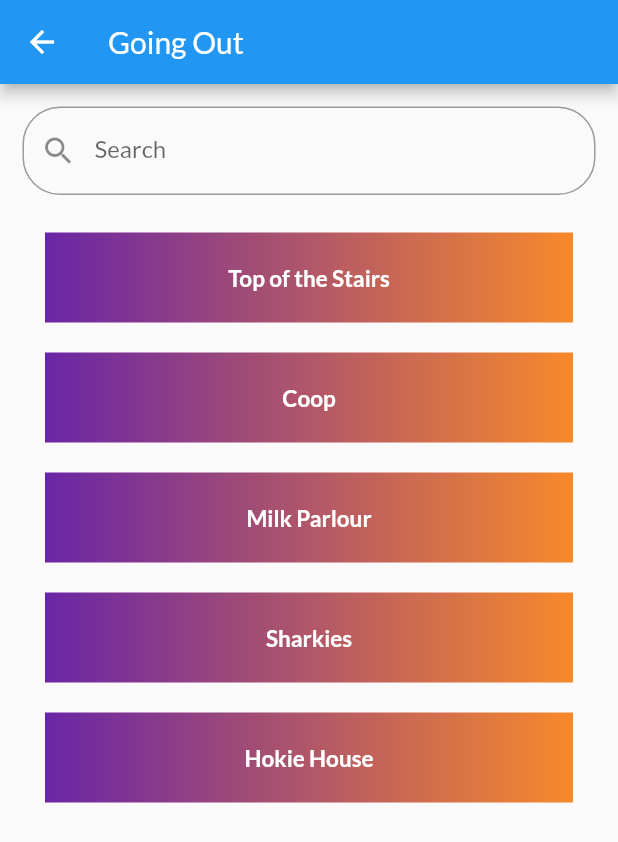
After one commit to pllvsis/Soteria, a Flutter app: the ClubPage screen opened directly, on a phone screen of 412 x 824 dp. The commit adds this screen. Shown: the top 842 px of the screen. Run offline on Flutter 3.47's test engine with Material 2 defaults, Android fonts, the light colour scheme and no system bars; our stand-ins replace google_fonts, settings_ui; statements that could not run were skipped.

Commit message:
created Going Out screen view

```diff
--- /dev/null
+++ b/lib/going_out.dart
@@ -0,0 +1,115 @@
+import 'package:flutter/material.dart';
+import 'package:flutter/widgets.dart';
+import 'package:google_fonts/google_fonts.dart';
+
+class ClubPage extends StatefulWidget {
+  const ClubPage({Key? key, this.title}) : super(key: key);
+
+  final String? title;
+
+  @override
+  _ClubPageState createState() => _ClubPageState();
+}
+
+class _ClubPageState extends State<ClubPage> {
+  TextEditingController editingController = TextEditingController();
+  final locationList = <String>[
+    'Top of the Stairs',
+    'Coop',
+    'Milk Parlour',
+    'Sharkies',
+    'Hokie House'
+  ];
+  var searchedLocationList = <String>[];
+
+  @override
+  void initState() {
+    searchedLocationList.addAll(locationList);
+    super.initState();
+  }
+
+  void filterSearchResults(String query) {
+    List<String> dummySearchList = <String>[];
+    dummySearchList.addAll(locationList);
+    if (query.isNotEmpty) {
+      List<String> dummyListData = <String>[];
+      dummySearchList.forEach((item) {
+        if (item.toLowerCase().contains(query.toLowerCase())) {
+          dummyListData.add(item);
+        }
+      });
+      setState(() {
+        searchedLocationList.clear();
+        searchedLocationList.addAll(dummyListData);
+      });
+      return;
+    } else {
+      setState(() {
+        searchedLocationList.clear();
+        searchedLocationList.addAll(locationList);
+      });
+    }
+  }
+
+  Widget _locationCard(String location) {
+    return InkWell(
+        onTap: () {},
+        child: Container(
+          height: 60,
+          decoration: BoxDecoration(
+            gradient: LinearGradient(
+                begin: Alignment.centerLeft,
+                end: Alignment.centerRight,
+                colors: [Color(0xff6a25a6), Color(0xfff7892b)]),
+          ),
+          margin: EdgeInsets.symmetric(horizontal: 30, vertical: 10),
+          padding: EdgeInsets.all(5),
+          alignment: Alignment.center,
+          child: Text(location,
+              style: TextStyle(
+                  fontSize: 15,
+                  fontWeight: FontWeight.w600,
+                  color: Colors.white)),
+        ));
+  }
+
+  @override
+  Widget build(BuildContext context) {
+    final height = MediaQuery.of(context).size.height;
+    final width = MediaQuery.of(context).size.width;
+
+    return Scaffold(
+        appBar: AppBar(
+          title: Text('Going Out'),
+        ),
+        body: Container(
+          child: Column(
+            children: <Widget>[
+              Padding(
+                padding: const EdgeInsets.all(15.0),
+                child: TextField(
+                  onChanged: (value) {
+                    filterSearchResults(value);
+                  },
+                  controller: editingController,
+                  decoration: InputDecoration(
+                      labelText: "Search",
+                      hintText: "Search",
+                      prefixIcon: Icon(Icons.search),
+                      border: OutlineInputBorder(
+                          borderRadius:
+                              BorderRadius.all(Radius.circular(25.0)))),
+                ),
+              ),
+              Expanded(
+                  child: ListView.builder(
+                      shrinkWrap: true,
+                      itemCount: searchedLocationList.length,
+                      itemBuilder: (context, index) {
+                        return _locationCard(searchedLocationList[index]);
+                      }))
+            ],
+          ),
+        ));
+  }
+}
--- a/lib/main.dart
+++ b/lib/main.dart
@@ -5,6 +5,7 @@ import 'home.dart';
 import 'login.dart';
 import 'signup.dart';
 import 'welcome.dart';
+import 'club.dart';
 
 void main() => runApp(Soteria());
 
@@ -29,7 +30,8 @@ class Soteria extends StatelessWidget {
         '/login': (context) => LoginPage(),
         '/register': (context) => SignUpPage(),
         '/home': (context) => HomePage(),
-        'settings': (context) => SettingsPage(),
+        '/goingOut': (context) => ClubPage()
+        // 'settings': (context) => SettingsPage(),
       },
     );
   }
```
